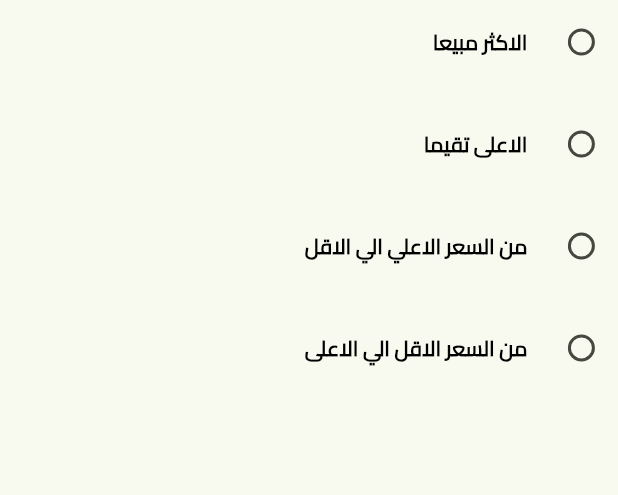
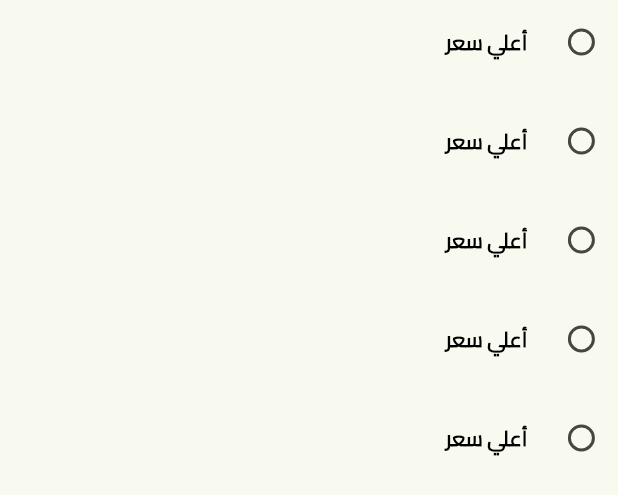
Before and after one commit to ezzAboElmakarem/kian_harri_farm, a Flutter app: the BottomSheetRadios widget shown alone on an empty page, opened directly, on a phone screen of 412 x 824 dp. Shown: the top 495 px of the screen. Run offline on Flutter 3.47's test engine with Material 3 defaults, Android fonts, the phone set to English and light mode, and no system bars; our stand-ins replace carousel_slider, flutter_screenutil, flutter_svg, pin_code_fields, smooth_page_indicator; project files that could hold a hidden picture were left out.

Commit message:
create radios listview

```diff
--- a/lib/features/sort_by_bottom_sheet/widgets/bottom_sheet_radios.dart
+++ b/lib/features/sort_by_bottom_sheet/widgets/bottom_sheet_radios.dart
@@ -1,7 +1,6 @@
 import 'package:flutter/material.dart';
 import 'package:flutter_screenutil/flutter_screenutil.dart';
-import 'package:kian_sheeps_projects/helper/color_styles.dart';
-import 'package:kian_sheeps_projects/helper/text_styles.dart';
+import 'package:kian_sheeps_projects/features/sort_by_bottom_sheet/widgets/custom_radio_tile_item.dart';
 
 class BottomSheetRadios extends StatefulWidget {
   const BottomSheetRadios({super.key});
@@ -15,93 +14,100 @@
 
   @override
   Widget build(BuildContext context) {
-    return Column(
-      children: [
-        RadioListTile(
-          controlAffinity: ListTileControlAffinity.trailing,
-          activeColor: kPrimaryColor,
-          contentPadding: EdgeInsets.symmetric(horizontal: 4.w),
-          title: Text(
-            'الاكثر مبيعا',
-            textAlign: TextAlign.right,
-            style: TextStyles.textstyle14.copyWith(
-                color: selectedOption == '1' ? kPrimaryColor : Colors.black),
-          ),
-          value: '1',
-          groupValue: selectedOption,
-          onChanged: (value) {
-            setState(() {
-              selectedOption = value.toString();
-            });
-          },
-        ),
-        SizedBox(
-          height: 12.h,
-        ),
-        RadioListTile(
-          controlAffinity: ListTileControlAffinity.trailing,
-          activeColor: kPrimaryColor,
-          contentPadding: EdgeInsets.symmetric(horizontal: 4.w),
-          title: Text(
-            'الاعلى تقيما',
-            textAlign: TextAlign.right,
-            style: TextStyles.textstyle14.copyWith(
-                color: selectedOption == '2' ? kPrimaryColor : Colors.black),
-          ),
-          value: '2',
-          groupValue: selectedOption,
-          onChanged: (value) {
-            setState(() {
-              selectedOption = value.toString();
-            });
-          },
-        ),
-        SizedBox(
-          height: 12.h,
-        ),
-        RadioListTile(
-          activeColor: kPrimaryColor,
-          controlAffinity: ListTileControlAffinity.trailing,
-          contentPadding: EdgeInsets.symmetric(horizontal: 4.w),
-          title: Text(
-            ' من السعر الاعلي الي الاقل',
-            textAlign: TextAlign.right,
-            style: TextStyles.textstyle14.copyWith(
-                color: selectedOption == '3' ? kPrimaryColor : Colors.black),
-          ),
-          value: '3',
-          groupValue: selectedOption,
-          onChanged: (value) {
-            setState(() {
-              selectedOption = value.toString();
-            });
-          },
-        ),
-        SizedBox(
-          height: 12.h,
-        ),
-        RadioListTile(
-          activeColor: kPrimaryColor,
-          controlAffinity: ListTileControlAffinity.trailing,
-          contentPadding: EdgeInsets.symmetric(horizontal: 4.w),
-          title: Text(
-            ' من السعر الاقل الي الاعلى',
-            textAlign: TextAlign.right,
-            style: TextStyles.textstyle14.copyWith(
-                color: selectedOption == '4' ? kPrimaryColor : Colors.black),
-          ),
-          value: '4',
-          groupValue: selectedOption,
-          onChanged: (value) {
-            setState(() {
-              selectedOption = value.toString();
-            });
-          },
-        ),
-        SizedBox(
-          height: 12.h,
-        ),
-      ],
-    );
+    return ListView.separated(
+        itemBuilder: (context, index) =>
+            const CustomRadioTileItem(sortType: 'أعلي سعر', value: '1'),
+        separatorBuilder: (context, index) => SizedBox(
+              height: 10.h,
+            ),
+        itemCount: 5);
+    // Column(
+    //   children: [
+    //     RadioListTile(
+    //       controlAffinity: ListTileControlAffinity.trailing,
+    //       activeColor: kPrimaryColor,
+    //       contentPadding: EdgeInsets.symmetric(horizontal: 4.w),
+    //       title: Text(
+    //         'الاكثر مبيعا',
+    //         textAlign: TextAlign.right,
+    //         style: TextStyles.textstyle14.copyWith(
+    //             color: selectedOption == '1' ? kPrimaryColor : Colors.black),
+    //       ),
+    //       value: '1',
+    //       groupValue: selectedOption,
+    //       onChanged: (value) {
+    //         setState(() {
+    //           selectedOption = value.toString();
+    //         });
+    //       },
+    //     ),
+    //     SizedBox(
+    //       height: 12.h,
+    //     ),
+    //     RadioListTile(
+    //       controlAffinity: ListTileControlAffinity.trailing,
+    //       activeColor: kPrimaryColor,
+    //       contentPadding: EdgeInsets.symmetric(horizontal: 4.w),
+    //       title: Text(
+    //         'الاعلى تقيما',
+    //         textAlign: TextAlign.right,
+    //         style: TextStyles.textstyle14.copyWith(
+    //             color: selectedOption == '2' ? kPrimaryColor : Colors.black),
+    //       ),
+    //       value: '2',
+    //       groupValue: selectedOption,
+    //       onChanged: (value) {
+    //         setState(() {
+    //           selectedOption = value.toString();
+    //         });
+    //       },
+    //     ),
+    //     SizedBox(
+    //       height: 12.h,
+    //     ),
+    //     RadioListTile(
+    //       activeColor: kPrimaryColor,
+    //       controlAffinity: ListTileControlAffinity.trailing,
+    //       contentPadding: EdgeInsets.symmetric(horizontal: 4.w),
+    //       title: Text(
+    //         ' من السعر الاعلي الي الاقل',
+    //         textAlign: TextAlign.right,
+    //         style: TextStyles.textstyle14.copyWith(
+    //             color: selectedOption == '3' ? kPrimaryColor : Colors.black),
+    //       ),
+    //       value: '3',
+    //       groupValue: selectedOption,
+    //       onChanged: (value) {
+    //         setState(() {
+    //           selectedOption = value.toString();
+    //         });
+    //       },
+    //     ),
+    //     SizedBox(
+    //       height: 12.h,
+    //     ),
+    //     RadioListTile(
+    //       activeColor: kPrimaryColor,
+    //       controlAffinity: ListTileControlAffinity.trailing,
+    //       contentPadding: EdgeInsets.symmetric(horizontal: 4.w),
+    //       title: Text(
+    //         ' من السعر الاقل الي الاعلى',
+    //         textAlign: TextAlign.right,
+    //         style: TextStyles.textstyle14.copyWith(
+    //             color: selectedOption == '4' ? kPrimaryColor : Colors.black),
+    //       ),
+    //       value: '4',
+    //       groupValue: selectedOption,
+    //       onChanged: (value) {
+    //         setState(() {
+    //           selectedOption = value.toString();
+    //         });
+    //       },
+    //     ),
+    //     SizedBox(
+    //       height: 12.h,
+    //     ),
+    //   ],
+    // );
   }
 }
--- /dev/null
+++ b/lib/features/sort_by_bottom_sheet/widgets/custom_radio_tile_item.dart
@@ -0,0 +1,40 @@
+import 'package:flutter/material.dart';
+import 'package:flutter_screenutil/flutter_screenutil.dart';
+import 'package:kian_sheeps_projects/helper/color_styles.dart';
+import 'package:kian_sheeps_projects/helper/text_styles.dart';
+
+class CustomRadioTileItem extends StatefulWidget {
+  const CustomRadioTileItem(
+      {super.key, required this.sortType, required this.value});
+  final String sortType;
+  final String value;
+  @override
+  State<CustomRadioTileItem> createState() => _CustomRadioTileItemState();
+}
+
+class _CustomRadioTileItemState extends State<CustomRadioTileItem> {
+  String selectedOption = '';
+
+  @override
+  Widget build(BuildContext context) {
+    return RadioListTile(
+      controlAffinity: ListTileControlAffinity.trailing,
+      activeColor: kPrimaryColor,
+      contentPadding: EdgeInsets.symmetric(horizontal: 4.w),
+      title: Text(
+        widget.sortType,
+        textAlign: TextAlign.right,
+        style: TextStyles.textstyle14.copyWith(
+            color:
+                selectedOption == widget.value ? kPrimaryColor : Colors.black),
+      ),
+      value: widget.value,
+      groupValue: selectedOption,
+      onChanged: (value) {
+        setState(() {
+          selectedOption = value.toString();
+        });
+      },
+    );
+  }
+}
```
